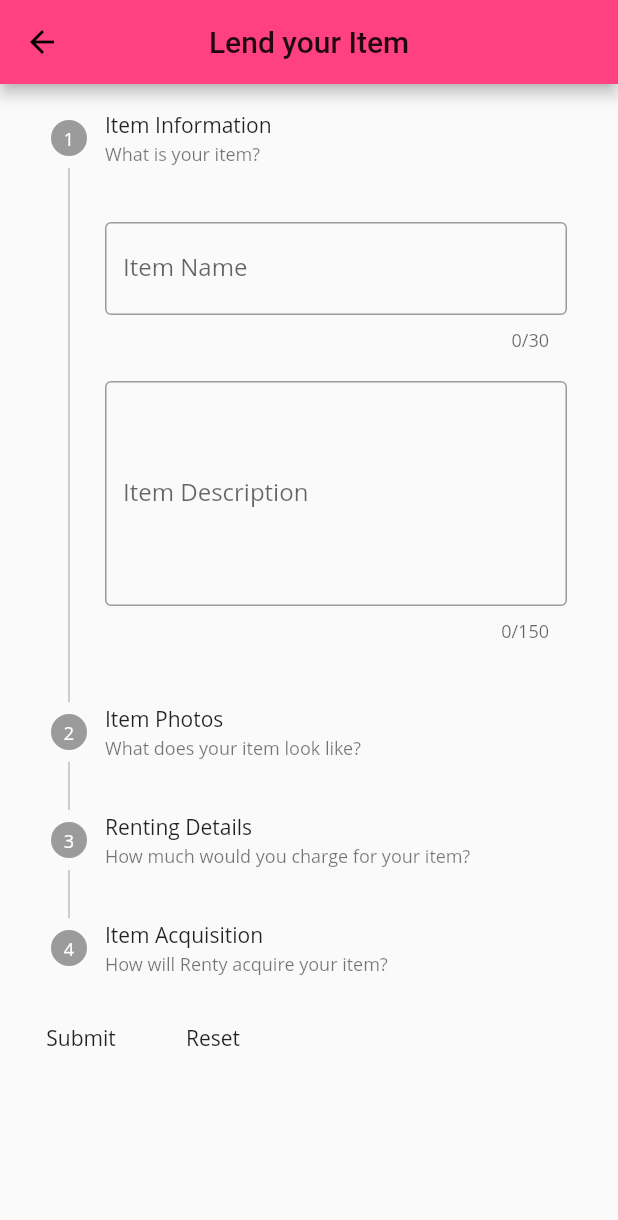
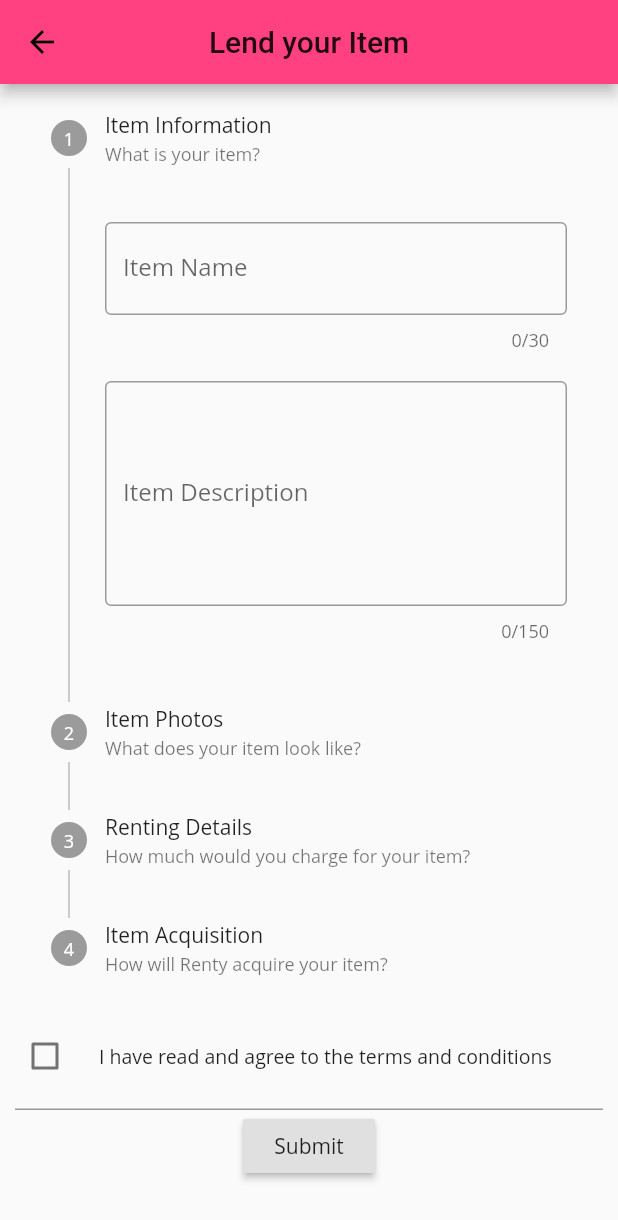
Before and after one commit to mrcprgt/renty, a Flutter app: the ItemLendView screen opened directly, after a tap on "Submit", on a phone screen of 412 x 824 dp. Shown: the top 1220 px of the screen. Run offline on Flutter 3.47's test engine with Material 2 defaults, Android fonts, the phone set to English and light mode, and no system bars; drawn by our look-alikes of flutter_form_builder; our stand-ins replace cached_network_image, cloud_firestore, expandable, firebase_auth, firebase_storage, get_it and 4 more; missing offline and left inert: multi_image_picker; accounts and stored records are empty; statements that could not run were skipped.

Commit message:
FORMS ARE WORKING NOW WITH PICTURES !!!!!!

```diff
--- a/lib/ui/widgets/lending_form.dart
+++ b/lib/ui/widgets/lending_form.dart
@@ -1,8 +1,12 @@
+import 'dart:typed_data';
+
+import 'package:firebase_storage/firebase_storage.dart';
 import 'package:flutter/material.dart';
 import 'package:intl/intl.dart';
 import 'package:flutter_form_builder/flutter_form_builder.dart';
 import 'package:multi_image_picker/multi_image_picker.dart';
 import 'package:renty_crud_version/locator.dart';
+import 'package:renty_crud_version/services/authentication_service.dart';
 import 'package:renty_crud_version/services/dialog_service.dart';
 import 'package:renty_crud_version/services/firestore_service.dart';
 import 'package:renty_crud_version/services/permission_service.dart';
@@ -23,9 +27,16 @@ class _LendingFormState extends State<LendingForm>
       dailyCheckBoxValue = false,
       weeklyCheckBoxValue = false;
   bool pickUpType = false;
-  FocusNode _itemTitleNode, _itemDescNode;
+  FocusNode _itemDescNode;
+  bool accept_terms = false;
+
+  var owner;
+  var submissionDate;
+  // static var _focusNode = new FocusNode();
+
   FirestoreService _firestoreService = locator<FirestoreService>();
-  // static var _focusNode = new FocusNode();
+  AuthenticationService _authenticationService =
+      locator<AuthenticationService>();
 
   @override
   void initState() {
@@ -33,11 +44,11 @@ class _LendingFormState extends State<LendingForm>
     _itemDescNode = FocusNode();
   }
 
-  // // @override
-  // // void dispose() {
-  // //   _focusNode.dispose();
-  // //   super.dispose();
-  // // }
+  @override
+  void dispose() {
+    _itemDescNode.dispose();
+    super.dispose();
+  }
 
   @override
   Widget build(BuildContext context) {
@@ -52,7 +63,9 @@ class _LendingFormState extends State<LendingForm>
                   'accept_terms': false,
                 },
                 autovalidate: true,
-                child: Stepper(
+                child: Column(
+                  children: <Widget>[
+                    Stepper(
                       physics: ClampingScrollPhysics(),
                       type: StepperType.vertical,
                       currentStep: this.currStep,
@@ -66,12 +79,9 @@ class _LendingFormState extends State<LendingForm>
                           currStep = index;
                         });
                       },
-                  onStepCancel: () {
-                    print("You are clicking the cancel button.");
-                  },
-                  onStepContinue: () {
-                    print("You are clicking the continue button.");
-                  },
+                    ),
+                    _buildFormBuilderCheckbox(),
+                  ],
                 ),
               ),
               _buildButtons(),
@@ -132,8 +142,10 @@ class _LendingFormState extends State<LendingForm>
     return steps;
   }
 
-  FormBuilderCheckbox buildFormBuilderCheckbox() {
-    return FormBuilderCheckbox(
+  Widget _buildFormBuilderCheckbox() {
+    return Center(
+      child: FormBuilderCheckbox(
+        decoration: InputDecoration(),
         attribute: 'accept_terms',
         label: Text("I have read and agree to the terms and conditions"),
         validators: [
@@ -141,6 +153,7 @@ class _LendingFormState extends State<LendingForm>
             errorText: "You must accept terms and conditions to continue",
           ),
         ],
+      ),
     );
   }
 
@@ -167,7 +180,8 @@ class _LendingFormState extends State<LendingForm>
           labelText: "Item Name",
           border: OutlineInputBorder(),
         ),
-        onEditingComplete: () => _fbKey.currentState.save(),
+        onEditingComplete: () =>
+            _fbKey.currentState.fields['item_name'].currentState.validate(),
       ),
       SizedBox(
         height: 20,
@@ -188,7 +202,8 @@ class _LendingFormState extends State<LendingForm>
           border: OutlineInputBorder(),
         ),
         focusNode: _itemDescNode,
-        onEditingComplete: () => _fbKey.currentState.save(),
+        onEditingComplete: () =>
+            _fbKey.currentState.fields['item_desc'].currentState.validate(),
       ),
     ];
   }
@@ -216,11 +231,12 @@ class _LendingFormState extends State<LendingForm>
                       FormBuilderValidators.required(
                           errorText: "Please fill out this field."),
                     ],
-                    autovalidate: true,
                     keyboardType: TextInputType.numberWithOptions(),
                     attribute: "hourly_rent_rate",
                     maxLength: 4,
-                    onEditingComplete: () => _fbKey.currentState.save(),
+                    onEditingComplete: () => _fbKey
+                        .currentState.fields['hourly_rent_rate'].currentState
+                        .validate(),
                     decoration: new InputDecoration(
                       isDense: true,
                       labelText: "Hourly Rent Rate",
@@ -256,8 +272,9 @@ class _LendingFormState extends State<LendingForm>
                       FormBuilderValidators.required(
                           errorText: "Please fill out this field."),
                     ],
-                    autovalidate: true,
-                    onEditingComplete: () => _fbKey.currentState.save(),
+                    onEditingComplete: () => _fbKey
+                        .currentState.fields['daily_rent_rate'].currentState
+                        .validate(),
                     attribute: "daily_rent_rate",
                     maxLength: 4,
                     decoration: new InputDecoration(
@@ -295,8 +312,9 @@ class _LendingFormState extends State<LendingForm>
                       FormBuilderValidators.required(
                           errorText: "Please fill out this field."),
                     ],
-                    autovalidate: true,
-                    onEditingComplete: () => _fbKey.currentState.save(),
+                    onEditingComplete: () => _fbKey
+                        .currentState.fields['weekly_rent_rate'].currentState
+                        .validate(),
                     attribute: "weekly_rent_rate",
                     maxLength: 4,
                     decoration: new InputDecoration(
@@ -331,20 +349,26 @@ class _LendingFormState extends State<LendingForm>
 
   List<Widget> _buildPickupDetails() {
     return <Widget>[
+      SizedBox(
+        height: 10,
+      ),
       FormBuilderRadio(
         decoration: new InputDecoration(
           labelText: "Item Acquisition",
           border: OutlineInputBorder(),
         ),
+        validators: [
+          FormBuilderValidators.required(
+              errorText: "Please fill out this field."),
+        ],
         attribute: "acquisition_type",
         options: [
           FormBuilderFieldOption(value: "Drop Off"),
           FormBuilderFieldOption(value: "Pickup via Pandalivery"),
         ],
         onChanged: (value) {
-          _fbKey.currentState.save();
-          print(_fbKey
-              .currentState.fields["acquisition_type"].currentState.value);
+          _fbKey.currentState.fields['acquisition_type'].currentState
+              .validate();
           _fbKey.currentState.fields["acquisition_type"].currentState.value ==
                   "Pickup via Pandalivery"
               ? setState(() {
@@ -445,30 +469,28 @@ class _LendingFormState extends State<LendingForm>
   }
 
   Widget _buildButtons() {
-    return Row(
-      crossAxisAlignment: CrossAxisAlignment.center,
-      //mainAxisAlignment: MainAxisAlignment.start,
-      children: <Widget>[
-        MaterialButton(
+    return Center(
+      child: RaisedButton(
         child: Text("Submit"),
         onPressed: () {
           if (_fbKey.currentState.saveAndValidate()) {
             submitForm();
-              _dialogService.showConfirmationDialog(title: 'Item Added',description:  'Your item has been added and is waiting for approval from our admins. You will be notified when your item is approved. Thank you!');
+            _dialogService.showConfirmationDialog(
+                title: 'Item Added',
+                description:
+                    'Your item has been added and is waiting for approval from our admins. You will be notified when your item is approved. Thank you!');
+          } else {
+            _dialogService.showDialog(
+                title: 'Something went wrong.',
+                description:
+                    ' Please review your details and re-submit, Thank you.');
           }
         },
       ),
-        MaterialButton(
-          child: Text("Reset"),
-          onPressed: () {
-            _fbKey.currentState.reset();
-          },
-        ),
-      ],
     );
   }
 
-  void submitForm() {
+  Future<void> submitForm() async {
     String formItemName =
         _fbKey.currentState.fields['item_name'].currentState.value;
     print('item name: ' + formItemName);
@@ -487,13 +509,11 @@ class _LendingFormState extends State<LendingForm>
         ? formDaily =
             _fbKey.currentState.fields['daily_rent_rate'].currentState.value
         : formDaily = null;
-    print(formDaily);
     var formWeekly;
     _fbKey.currentState.fields['weekly_rent_rate'] != null
         ? formWeekly =
             _fbKey.currentState.fields['weekly_rent_rate'].currentState.value
         : formWeekly = null;
-    print(formWeekly);
     String formAcquisition =
         _fbKey.currentState.fields['acquisition_type'].currentState.value;
 
@@ -507,15 +527,17 @@ class _LendingFormState extends State<LendingForm>
       'daily_rate': formDaily,
       'weekly_rate': formWeekly,
     };
-    print(rentDetails);
     Map acquisitionMap = {
       'acquisition_type': formAcquisition,
       'pick_up_date': pickupDate,
     };
     print(acquisitionMap);
+    submissionDate = DateTime.now();
+    owner = await _authenticationService.getUserDetails();
+    print(submissionDate.toString() + " " + owner.toString());
 
-    _firestoreService.submitLendingData(
-        formItemName, formItemDesc, rentDetails, acquisitionMap);
+    _firestoreService.submitLendingData(formItemName, formItemDesc, rentDetails,
+        acquisitionMap, owner, submissionDate, images);
   }
 
 //EOF
--- a/pubspec.yaml
+++ b/pubspec.yaml
@@ -23,7 +23,8 @@ dependencies:
   photo_view: ^0.9.1
   expandable: ^4.1.2
   flutter_form_builder: ^3.7.3
-  permission_handler: '^4.2.0+hotfix.3'
+  permission_handler: "^4.2.0+hotfix.3"
+  cached_network_image: ^2.0.0
 
   logger: ^0.6.0
   # The following adds the Cupertino Icons font to your application.
```
Also changed, not shown: lib/services/authentication_service.dart (+4 -3 lines), lib/services/cloud_storage_service.dart (added, +16 -0 lines), lib/services/firestore_service.dart (+46 -10 lines), lib/ui/widgets/item_listing_tile.dart (+14 -10 lines), lib/viewmodels/home_view_model.dart (+5 -4 lines), pubspec.lock, 1 other file. Lines whose indentation alone changed are shown as unchanged.
